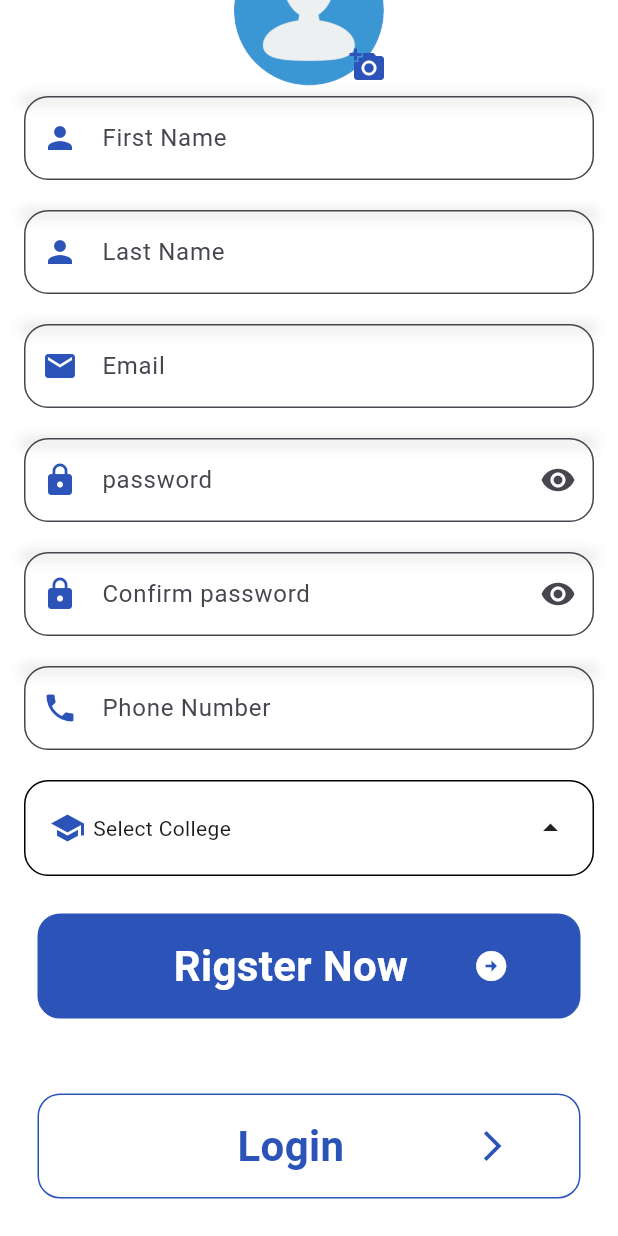
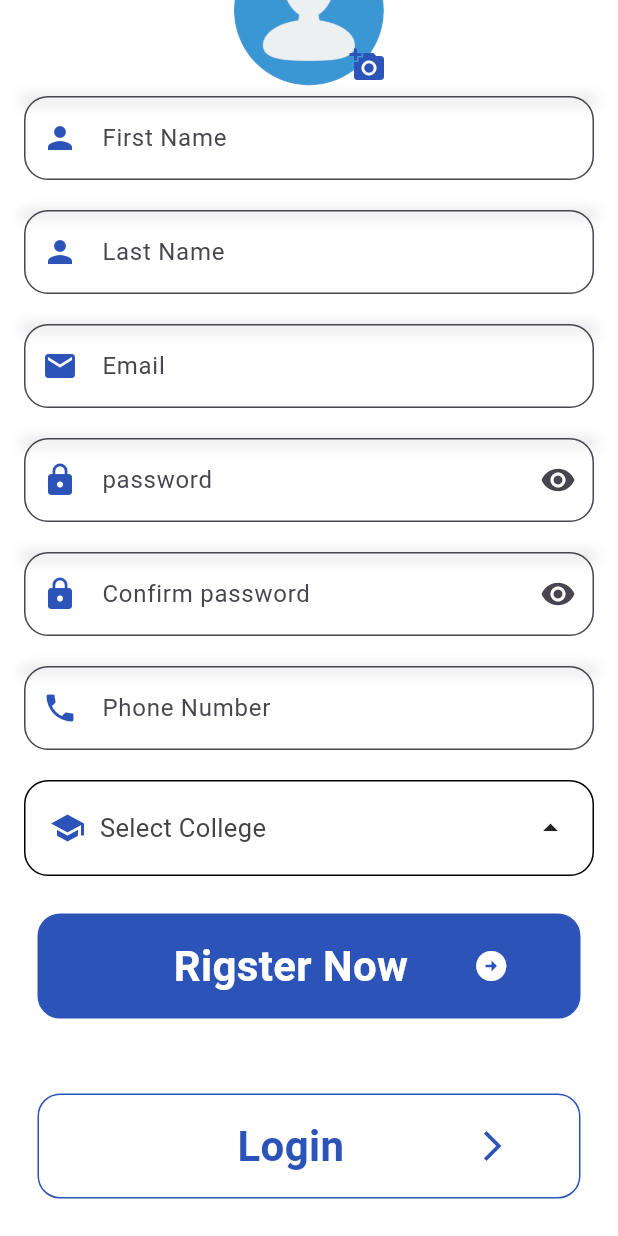
Before and after one commit to AhmedYasee/SBU-Lib, a Flutter app: the Registration screen opened directly, scrolled down 532 dp, on a phone screen of 412 x 824 dp. Run offline on Flutter 3.47's test engine with Material 3 defaults, Android fonts, the phone set to English and light mode, and no system bars; our stand-ins replace get, image_picker, lottie, smooth_page_indicator.

Commit message:
Small Edit

```diff
--- a/lib/component/MyDropdownList.dart
+++ b/lib/component/MyDropdownList.dart
@@ -81,7 +81,9 @@ class _MyDropdownListState extends State<MyDropdownList> {
               const SizedBox(width: 5), // Spacer
               Expanded(
                 child: Text(
-                  _selectedItem ?? 'Select College',
+                  style: const TextStyle(
+                      fontSize: 17, color: Color.fromARGB(255, 67, 67, 67)),
+                  _selectedItem ?? ' Select College',
                   overflow: TextOverflow.ellipsis,
                 ),
               ),
```
